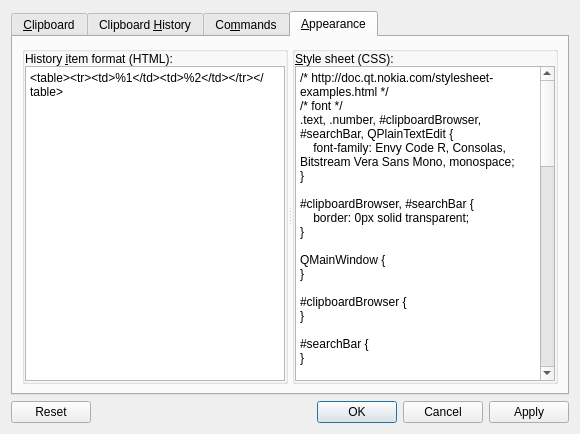
Above: src/configurationmanager.ui from hluk/CopyQ before the change. Below: the same form after it.
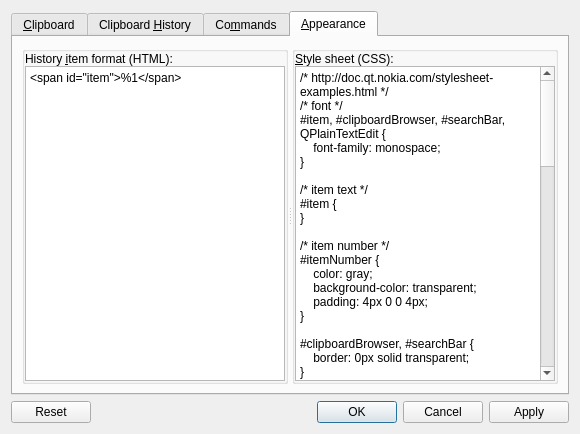
That is the form after the change. The open tabs and pages were chosen to show the change.

Commit message: default configuration updated; config/* files removed

The edit to the form file:
```diff
--- a/src/configurationmanager.ui
+++ b/src/configurationmanager.ui
@@ -489,7 +489,7 @@
                   </sizepolicy>
                  </property>
                  <property name="plainText">
-                  <string>&lt;table class=\&quot;item\&quot;&gt;&lt;tr&gt;&lt;td class=\&quot;number\&quot;&gt;%1&lt;/td&gt;&lt;td class=\&quot;text\&quot;&gt;%2&lt;/td&gt;&lt;/tr&gt;&lt;/table&gt;</string>
+                  <string>&lt;span id=&quot;item&quot;&gt;%1&lt;/span&gt;</string>
                  </property>
                 </widget>
                </item>
@@ -531,8 +531,19 @@
                  <property name="plainText">
                   <string>/* http://doc.qt.nokia.com/stylesheet-examples.html */
 /* font */
-.text, .number, #clipboardBrowser, #searchBar, QPlainTextEdit {
-    font-family: Envy Code R, Consolas, Bitstream Vera Sans Mono, monospace;
+#item, #clipboardBrowser, #searchBar, QPlainTextEdit {
+    font-family: monospace;
+}
+
+/* item text */
+#item {
+}
+
+/* item number */
+#itemNumber {
+    color: gray;
+    background-color: transparent;
+    padding: 4px 0 0 4px;
 }
 
 #clipboardBrowser, #searchBar {
@@ -552,16 +563,6 @@
     font-weight: bold;
 }
 
-/* item text */
-.text {
-}
-
-/* item number */
-.number {
-    padding-right: 1ex;
-    color: #444;
-}
-
 .format {
     font-size: 6pt;
     font-style: italic;
```
The commit also changes 2 other files.
